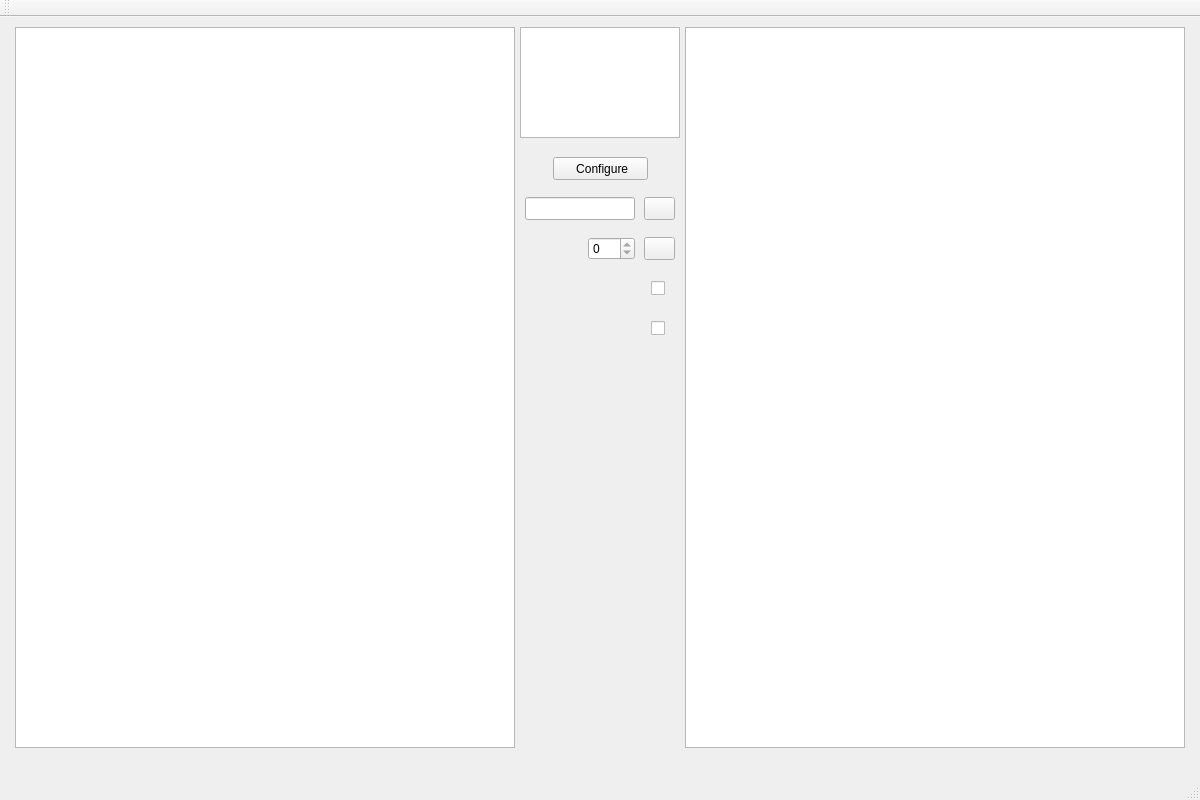
This is mainwindow.ui in TalentlessAlpaca/LizardTracker as Qt 5 draws it before an edit. The edited form follows.
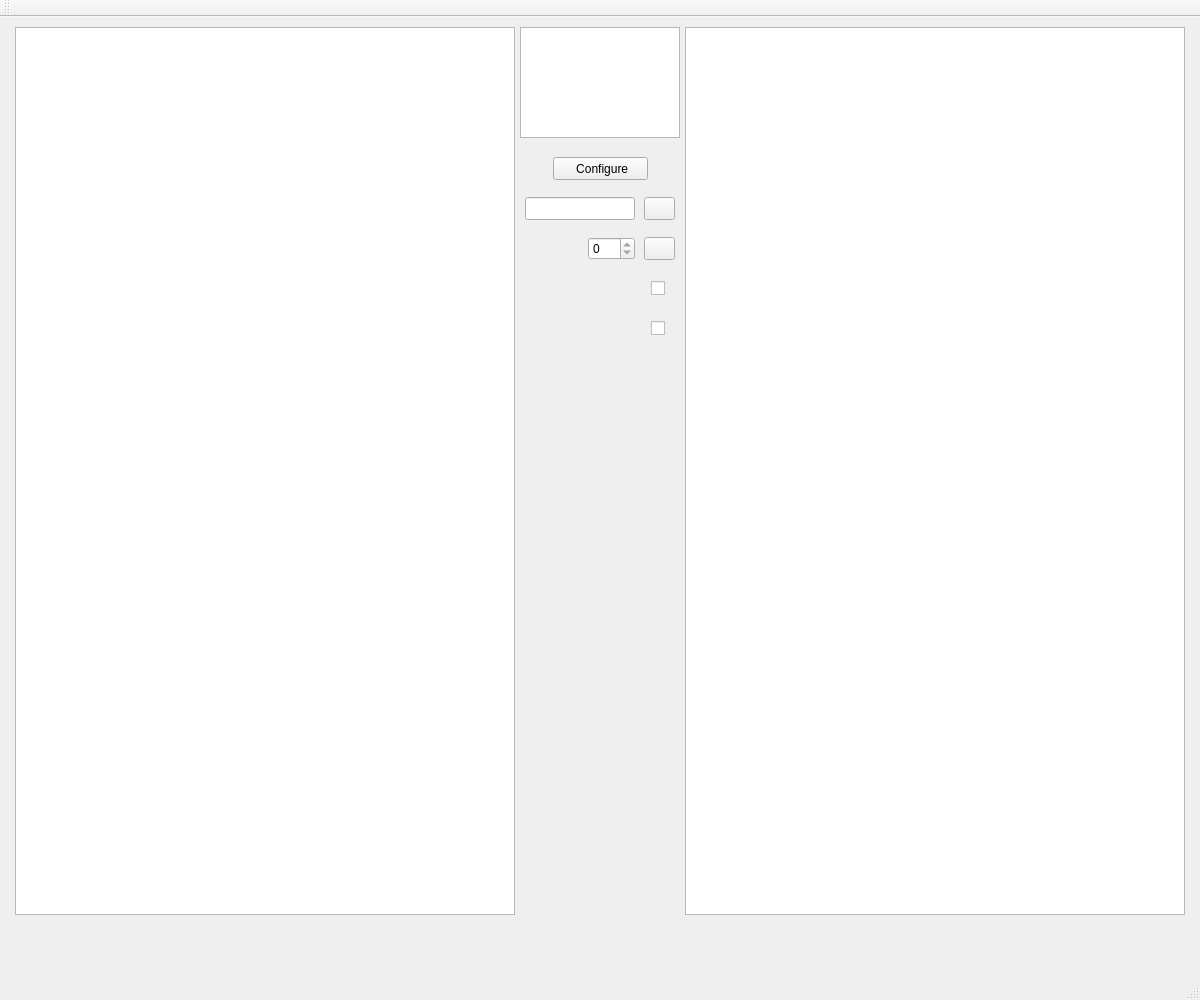
This is the edited form. Icons and pictures are not drawn.

Patch:
```diff
--- a/mainwindow.ui
+++ b/mainwindow.ui
@@ -7,7 +7,7 @@
     <x>0</x>
     <y>0</y>
     <width>1200</width>
-    <height>800</height>
+    <height>1000</height>
    </rect>
   </property>
   <property name="sizePolicy">
@@ -50,7 +50,7 @@
       <x>15</x>
       <y>10</y>
       <width>500</width>
-      <height>721</height>
+      <height>888</height>
      </rect>
     </property>
    </widget>
@@ -60,7 +60,7 @@
       <x>685</x>
       <y>10</y>
       <width>500</width>
-      <height>721</height>
+      <height>888</height>
      </rect>
     </property>
    </widget>
```
Left out of the diff: 9 changed lines with no effect on the pictures.
